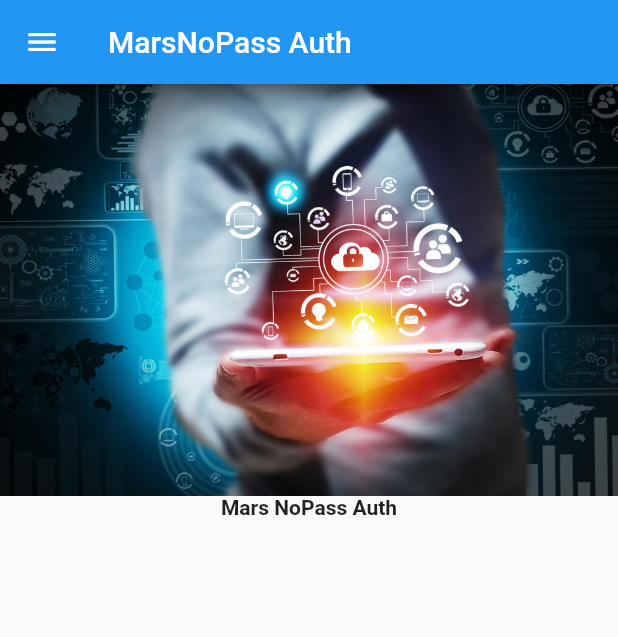
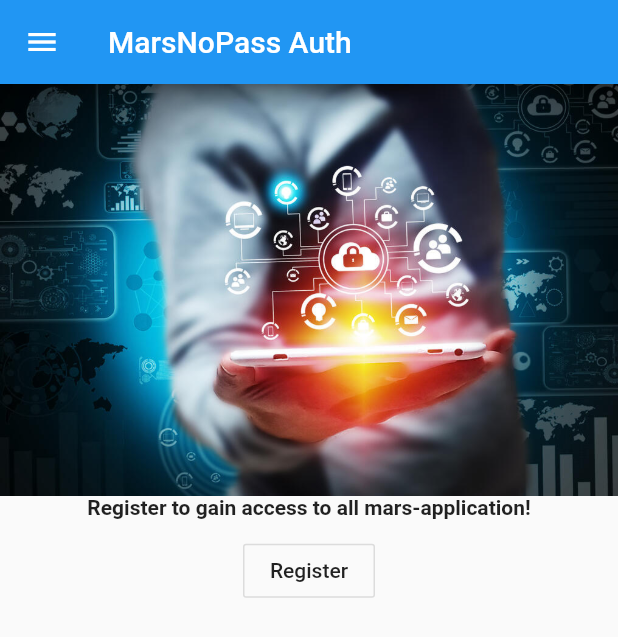
Before and after one commit to Wannesrebry/Flutter_HowestNoPassProject, a Flutter app: the screen it shows after launch, on a phone screen of 412 x 824 dp. Shown: the top 637 px of the screen. Run offline on Flutter 3.47's test engine with Material 2 defaults, Android fonts, the phone set to English and light mode, and no system bars; our stand-ins replace flutter_secure_storage, flutter_spinkit, progress_dialog; missing offline and left inert: asn1lib, pointycastle.

Commit message:
Small export changes - Wannes Rebry

```diff
--- a/lib/controller/internet_controller.dart
+++ b/lib/controller/internet_controller.dart
@@ -13,7 +13,7 @@ final _retrieveEncryptionData = RetrieveEncryptionData();
 final _localStore = LocalStorageController();
 
 class InternetController{
-  final String baseUrl = "http://10.143.210.108:8888"; //"http://192.168.10.59:8888";
+  final String baseUrl = "http://192.168.10.59:8888";
   final Map<String,String> _headers = {
     'Content-Type': 'application/json',
   };
--- a/lib/view/screens/home.dart
+++ b/lib/view/screens/home.dart
@@ -2,6 +2,7 @@ import 'package:flutter/material.dart';
 import 'file:///C:/Users/wannes-nzxt/AndroidStudioProjects/nopassauthenticationclient/lib/controller/register_controller.dart';
 import 'package:nopassauthenticationclient/view/components/drawer/basic_drawer.dart';
 import 'package:nopassauthenticationclient/view/screens/auth/home.dart';
+import 'package:nopassauthenticationclient/view/screens/register/register.dart';
 
 class HomeScreen extends StatefulWidget{
   @override
@@ -25,11 +26,20 @@ class HomeScreenState extends State<HomeScreen>{
             Image.asset('assets/images/banner.jpg',
                 fit: BoxFit.cover
             ),
-            Text("Mars NoPass Auth",
+            Text("Register to gain access to all mars-application!",
               textAlign: TextAlign.center,
               overflow: TextOverflow.ellipsis,
               style: TextStyle(fontWeight: FontWeight.bold),
             ),
+            Container(
+                padding: EdgeInsets.all(10),
+                child: OutlineButton(
+                  child: Text("Register"),
+                  onPressed: (){
+                    Navigator.of(context).pushNamed(RegisterScreen.routeName);
+                  },
+                )
+            )
           ],
         ),
       );
--- a/pubspec.yaml
+++ b/pubspec.yaml
@@ -31,6 +31,7 @@ dependencies:
   asn1lib: ^0.8.1
   syncfusion_flutter_datepicker: ^18.3.47-beta
   progress_dialog: ^1.2.4
+
 
 
 
```
Also changed, not shown: 2 other files.
